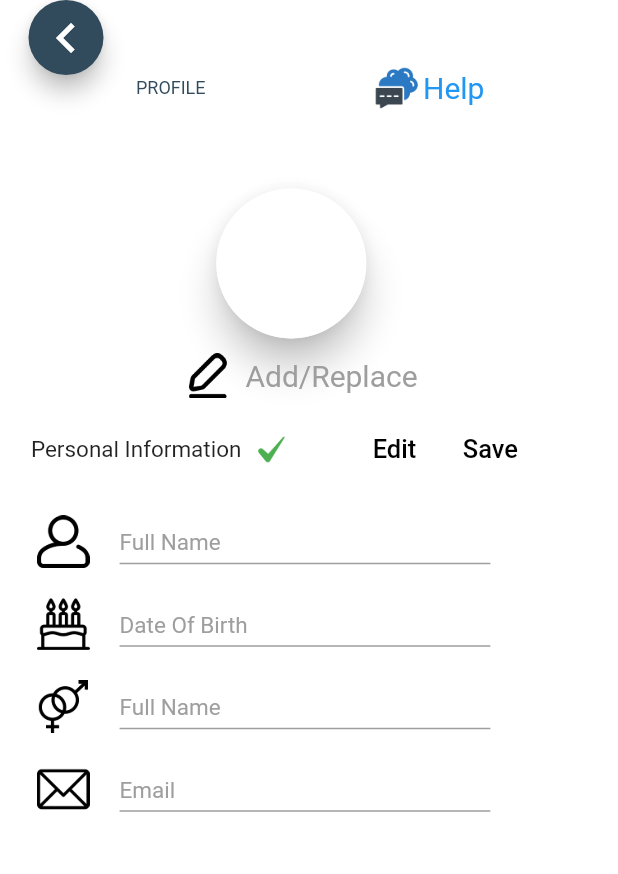
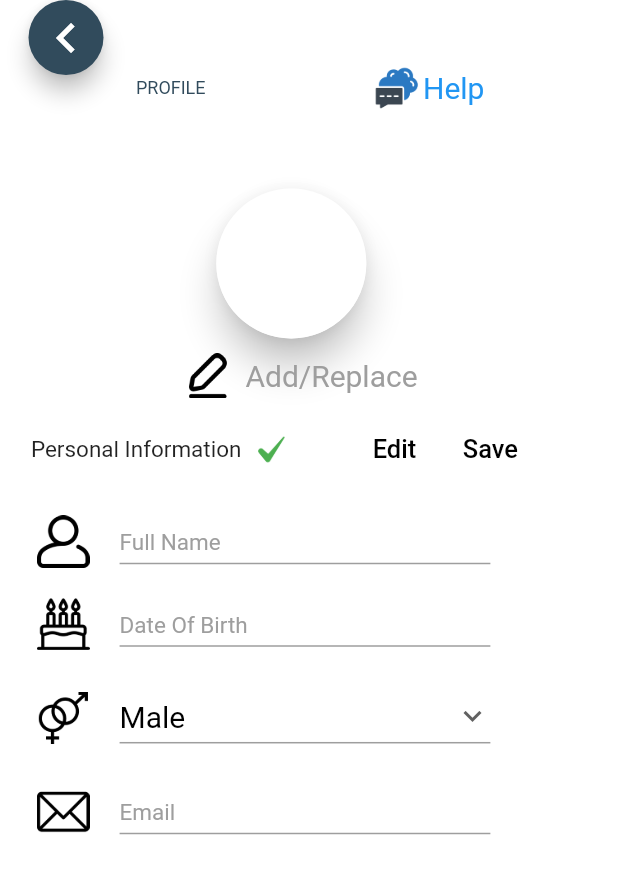
Before and after one commit to arjunganesh123/Saratthi-Consumer, a Flutter app: the EditUser screen opened directly, on a phone screen of 412 x 824 dp. Shown: the top 874 px of the screen. Run offline on Flutter 3.47's test engine with Material 2 defaults, Android fonts, the light colour scheme and no system bars; our stand-ins replace firebase_auth, firebase_core, flutter_switch, fluttertoast, font_awesome_flutter, google_maps_flutter and 5 more; missing offline and left inert: flutter_google_places, google_api_headers, google_maps_webservice, map_location_picker, place_picker, progress_indicator and 1 more; accounts and stored records are empty; Roboto replaces fonts that are missing (OPTICopperplate, gillsans); project files that could hold a hidden picture were left out.

Commit message:
small changes

```diff
--- a/lib/Views/Login/edit user.dart
+++ b/lib/Views/Login/edit user.dart
@@ -1,5 +1,4 @@
 import 'package:flutter/material.dart';
-import 'package:flutter_switch/flutter_switch.dart';
 import 'package:hexcolor/hexcolor.dart';
 
 class EditUser extends StatefulWidget {
@@ -10,10 +9,12 @@ class EditUser extends StatefulWidget {
 }
 
 class _EditUserState extends State<EditUser> {
+  String dropdownvalue='Male';
   final Color givenBlue = HexColor('#314b5c');
   @override
   Widget build(BuildContext context) {
     return Scaffold(
+      resizeToAvoidBottomInset: false,
       floatingActionButtonLocation: FloatingActionButtonLocation.startTop,
       floatingActionButton: SizedBox(
         height: 50,
@@ -164,18 +165,28 @@ class _EditUserState extends State<EditUser> {
                     ),
                     const SizedBox(width: 20,),
                     SizedBox(
-                      height: 30,width: MediaQuery.of(context).size.width*0.6,
-                      child: const TextField(
-                        decoration: InputDecoration(
-                          focusedBorder: UnderlineInputBorder(
-                            borderSide: BorderSide(color: Colors.grey,width: 2.0),
-                          ),
-                          hintText: 'Full Name',
-                          hintStyle: TextStyle(color: Colors.grey,fontSize: 15,fontFamily: 'OPTICopperplate'),
+                      height: 50,width: MediaQuery.of(context).size.width*0.6,
+                      child: DropdownButton<String>(
+                        isExpanded: true,
+                        value: dropdownvalue,
+                        icon: const Icon(Icons.keyboard_arrow_down),
+                        style: const TextStyle(color: Colors.black,fontSize: 20,fontFamily: 'gillsans'),
+                        underline: Container(
+                          height: 1,
+                          color: Colors.grey,
                         ),
-                        cursorColor: Colors.black,
-                        cursorHeight: 25,
-                        style: TextStyle(color: Colors.black,fontSize: 20,fontFamily: 'gillsans'),
+                        onChanged: (String? newValue) {
+                          setState(() {
+                            dropdownvalue = newValue!;
+                          });
+                        },
+                        items: <String>['Male','Female']
+                            .map<DropdownMenuItem<String>>((String value) {
+                          return DropdownMenuItem<String>(
+                            value: value,
+                            child: Text(value),
+                          );
+                        }).toList(),
                       ),
                     ),
                   ],
```
